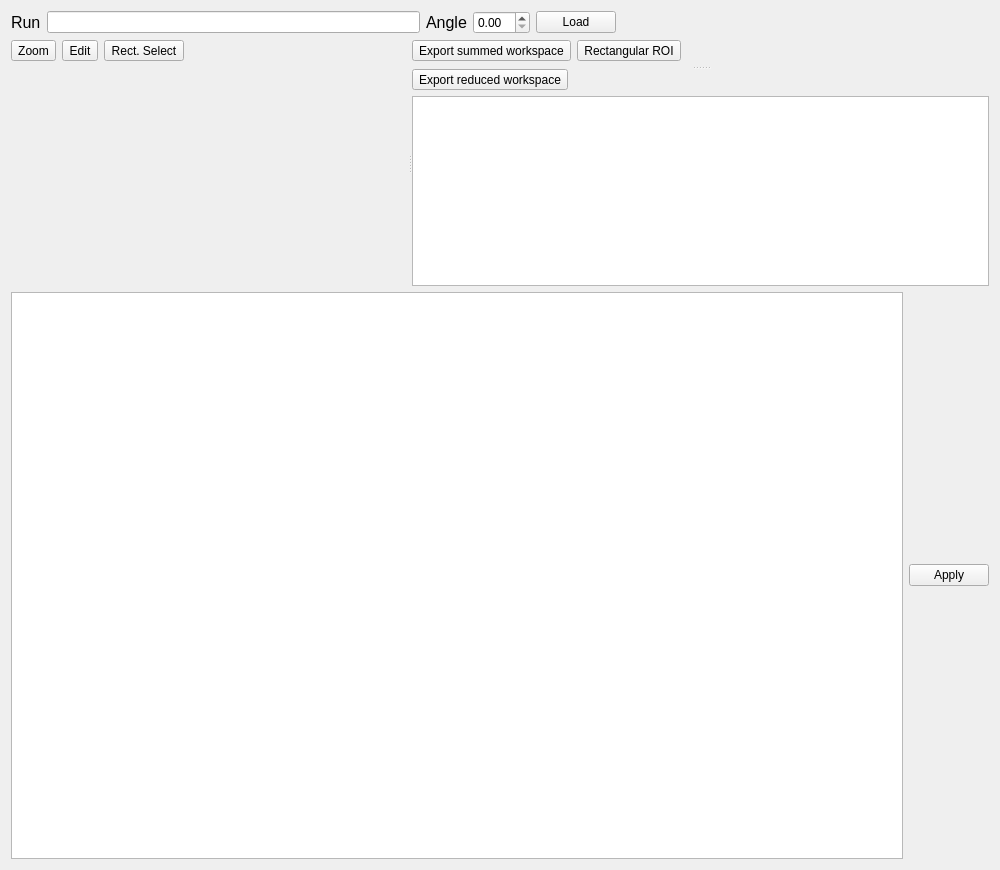
First picture: the form in qt/scientific_interfaces/ISISReflectometry/GUI/Preview/PreviewWidget.ui, repository mantidproject/mantid, before the edit.
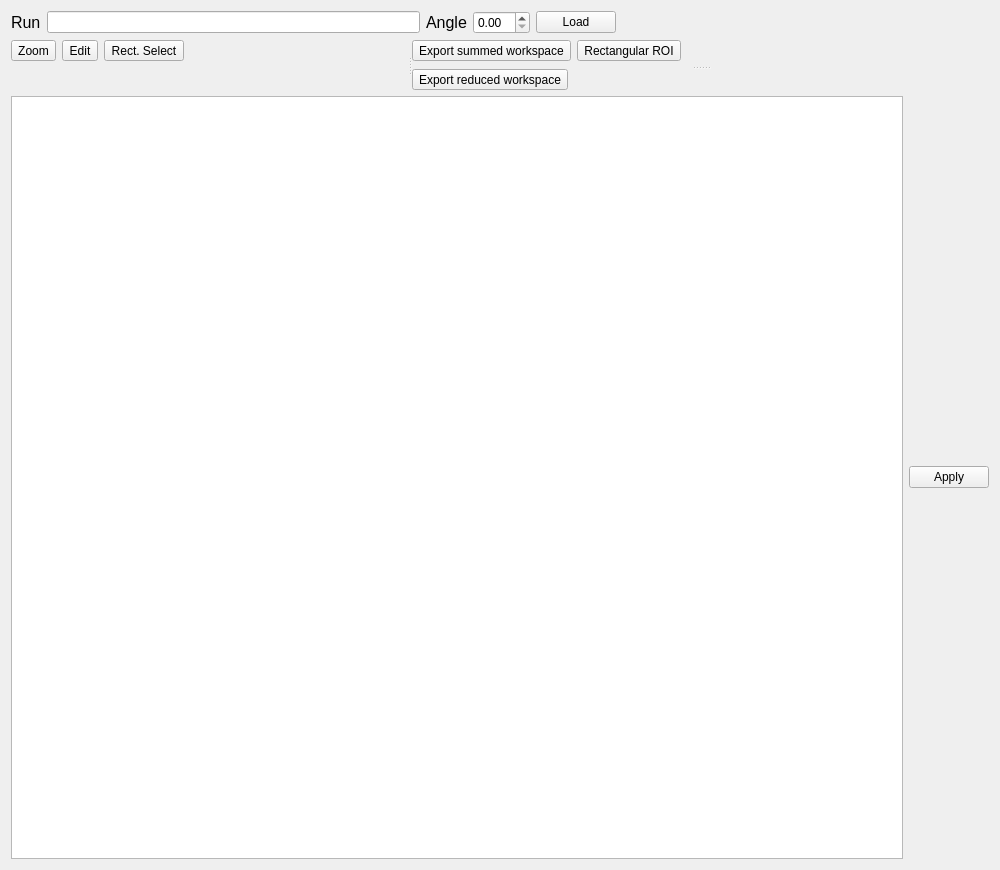
Second picture: the form after the edit.

The edit to the form file:
```diff
--- a/qt/scientific_interfaces/ISISReflectometry/GUI/Preview/PreviewWidget.ui
+++ b/qt/scientific_interfaces/ISISReflectometry/GUI/Preview/PreviewWidget.ui
@@ -211,9 +211,6 @@
           </property>
          </widget>
         </item>
-        <item>
-         <widget class="QTreeView" name="treeView"/>
-        </item>
        </layout>
       </widget>
      </widget>
```
Left out of the diff: 2 changed lines with no effect on the pictures.
